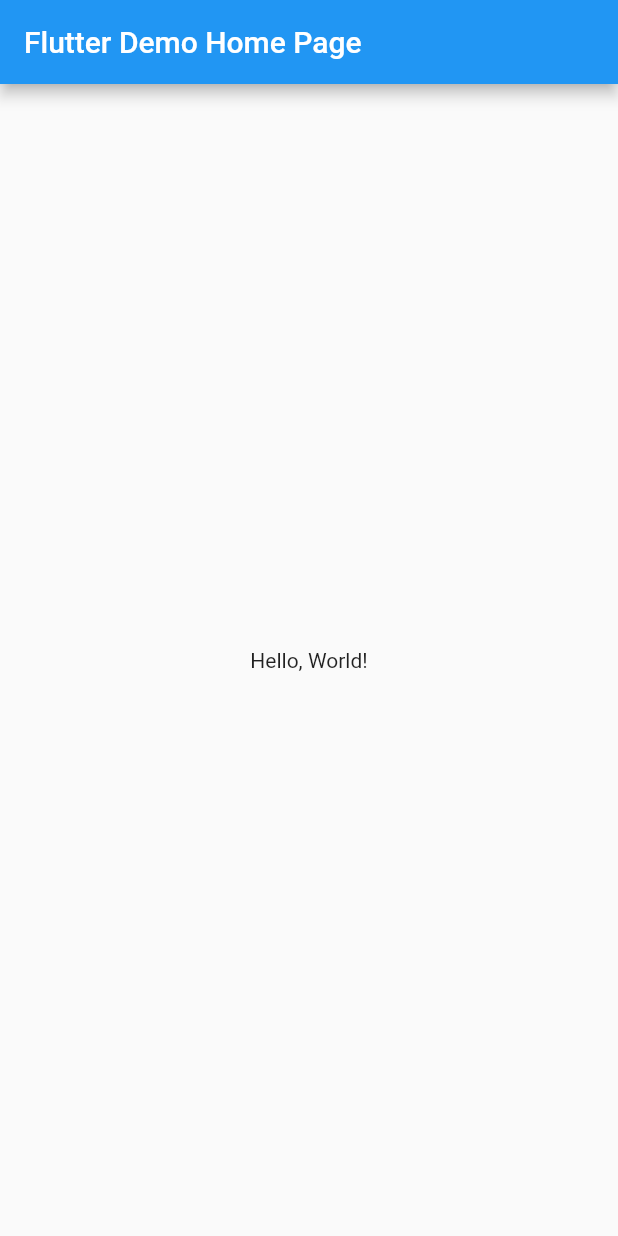
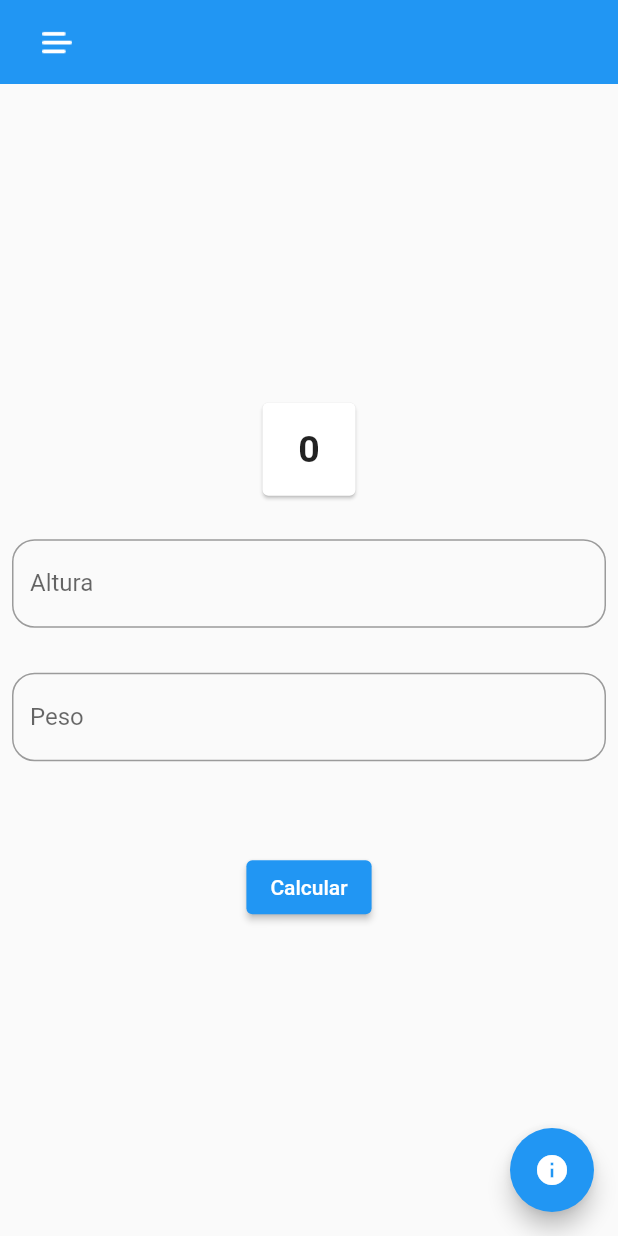
Before and after one commit to YorranPetrick/APP_CalculadoraIMC, a Flutter app: the screen it shows after launch, on a phone screen of 412 x 824 dp. Run offline on Flutter 3.47's test engine with Material 2 defaults, Android fonts, the phone set to English and light mode, and no system bars.

Commit message:
Criação do APP para calcular IMC

```diff
--- /dev/null
+++ b/lib/homeIMC.dart
@@ -0,0 +1,149 @@
+import 'package:flutter/material.dart';
+
+class homeIMC extends StatefulWidget {
+  @override
+  State<homeIMC> createState() => _homeIMCState();
+}
+
+class _homeIMCState extends State<homeIMC> {
+  // Criando Controladores para pegar o valor do Peso e Altura
+  TextEditingController controllerPeso = TextEditingController();
+  TextEditingController controllerAltura = TextEditingController();
+
+  String valorImc = '0';
+
+  @override
+  Widget build(BuildContext context) {
+    return SafeArea(
+      child: Scaffold(
+        appBar: _appBar(),
+        body: Padding(
+          padding: const EdgeInsets.all(8.0),
+          child: Column(mainAxisAlignment: MainAxisAlignment.center, children: [
+            Container(
+              width: 70,
+              height: 70,
+              child: Card(
+                child: Center(
+                  child: Text(
+                    valorImc,
+                    style: const TextStyle(
+                        fontSize: 25, fontWeight: FontWeight.w600),
+                  ),
+                ),
+              ),
+            ),
+            const SizedBox(
+              height: 25,
+            ),
+            _textFormField('Digite o seu Peso', 'Altura', controllerAltura),
+            const SizedBox(height: 30),
+            _textFormField('Digite a sua Altura', 'Peso', controllerPeso),
+            const SizedBox(height: 60),
+            ElevatedButton(
+              onPressed: () {
+                //Logica para o Calculo do IMC
+              },
+              child: const Text('Calcular'),
+            ),
+          ]),
+        ),
+        floatingActionButton: FloatingActionButton(
+          onPressed: () {
+            //Área de Informações
+            showModalBottomSheet(
+              shape: const RoundedRectangleBorder(
+                borderRadius: BorderRadius.only(
+                  topLeft: Radius.circular(10),
+                  topRight: Radius.circular(10),
+                ),
+              ),
+              context: context,
+              builder: (BuildContext context) {
+                return Padding(
+                  padding: const EdgeInsets.all(8.0),
+                  child: Column(
+                    mainAxisAlignment: MainAxisAlignment.spaceBetween,
+                    mainAxisSize: MainAxisSize.min,
+                    children: [
+                      Text(
+                        'Abaixo do peso (IMC < 18,5)',
+                        style: TextStyle(
+                            fontSize: 20, fontWeight: FontWeight.w500),
+                      ),
+                      Text(
+                        'Peso normal (IMC 18,5 - 24,9)',
+                        style: TextStyle(
+                            fontSize: 20, fontWeight: FontWeight.w500),
+                      ),
+                      Text(
+                        'Sobrepeso (IMC 25,0 - 29,9)',
+                        style: TextStyle(
+                            fontSize: 20, fontWeight: FontWeight.w500),
+                      ),
+                      Text(
+                        'Obesidade grau I (IMC 30,0 - 34,9)',
+                        style: TextStyle(
+                            fontSize: 20, fontWeight: FontWeight.w500),
+                      ),
+                      Text(
+                        'Obesidade grau II (IMC 35,0 - 39,9)',
+                        style: TextStyle(
+                            fontSize: 20, fontWeight: FontWeight.w500),
+                      ),
+                      Text(
+                        'Obesidade grau III (IMC ≥ 40,0)',
+                        style: TextStyle(
+                            fontSize: 20, fontWeight: FontWeight.w500),
+                      ),
+                    ],
+                  ),
+                );
+              },
+            );
+          },
+          child: const Icon(Icons.info),
+        ),
+      ),
+    );
+  }
+}
+
+AppBar _appBar() {
+  return AppBar(
+    elevation: 0,
+    leading: Padding(
+      padding: const EdgeInsets.only(left: 20),
+      child: IconButton(
+        onPressed: () => print('Menu Tapped'),
+        icon: Image.asset(
+          'lib/image/menu.png',
+          fit: BoxFit.fitWidth,
+        ),
+      ),
+    ),
+  );
+}
+
+// Caixa de entrada
+
+TextFormField _textFormField(
+    String texto, String label, TextEditingController controller) {
+  return TextFormField(
+    keyboardType: TextInputType.number, // Colocando Teclado Numerico
+    controller: controller,
+    decoration: InputDecoration(
+      focusedBorder: OutlineInputBorder(
+        borderSide: const BorderSide(color: Colors.blue, width: 4.0),
+        borderRadius: BorderRadius.circular(15),
+      ),
+      labelText: label,
+      hintText: texto,
+      border: const OutlineInputBorder(
+        borderRadius: BorderRadius.all(
+          Radius.circular(15),
+        ),
+      ),
+    ),
+  );
+}
--- a/lib/main.dart
+++ b/lib/main.dart
@@ -1,42 +1,16 @@
 import 'package:flutter/material.dart';
+import 'homeIMC.dart';
 
-void main() => runApp(MyApp());
+void main() => runApp(caculadoraIMC());
 
-class MyApp extends StatelessWidget {
-  const MyApp({super.key});
-  // This widget is the root of your application.
+class caculadoraIMC extends StatelessWidget {
+  const caculadoraIMC({super.key});
+
   @override
   Widget build(BuildContext context) {
     return MaterialApp(
-      // Application name
-      title: 'Flutter Hello World',
-      // Application theme data, you can set the colors for the application as
-      // you want
-      theme: ThemeData(
-        primarySwatch: Colors.blue,
-      ),
-      // A widget which will be started on application startup
-      home: MyHomePage(title: 'Flutter Demo Home Page'),
+      debugShowCheckedModeBanner: false,
+      home: homeIMC(),
     );
   }
 }
-
-class MyHomePage extends StatelessWidget {
-  final String title;
-  const MyHomePage({super.key, required this.title});
-
-  @override
-  Widget build(BuildContext context) {
-    return Scaffold(
-      appBar: AppBar(
-        // The title text which will be shown on the action bar
-        title: Text(title),
-      ),
-      body: Center(
-        child: Text(
-          'Hello, World!',
-        ),
-      ),
-    );
-  }
-}
--- a/pubspec.yaml
+++ b/pubspec.yaml
@@ -17,8 +17,8 @@ dev_dependencies:
 
 flutter:
   uses-material-design: true
-  # assets:
-  #  - images/a_dot_burr.jpeg
+  assets:
+    - lib/image/menu.png
   #  - images/a_dot_ham.jpeg
   # fonts:
   #   - family: Schyler
```
Also changed, not shown: lib/image/menu.png (added).
